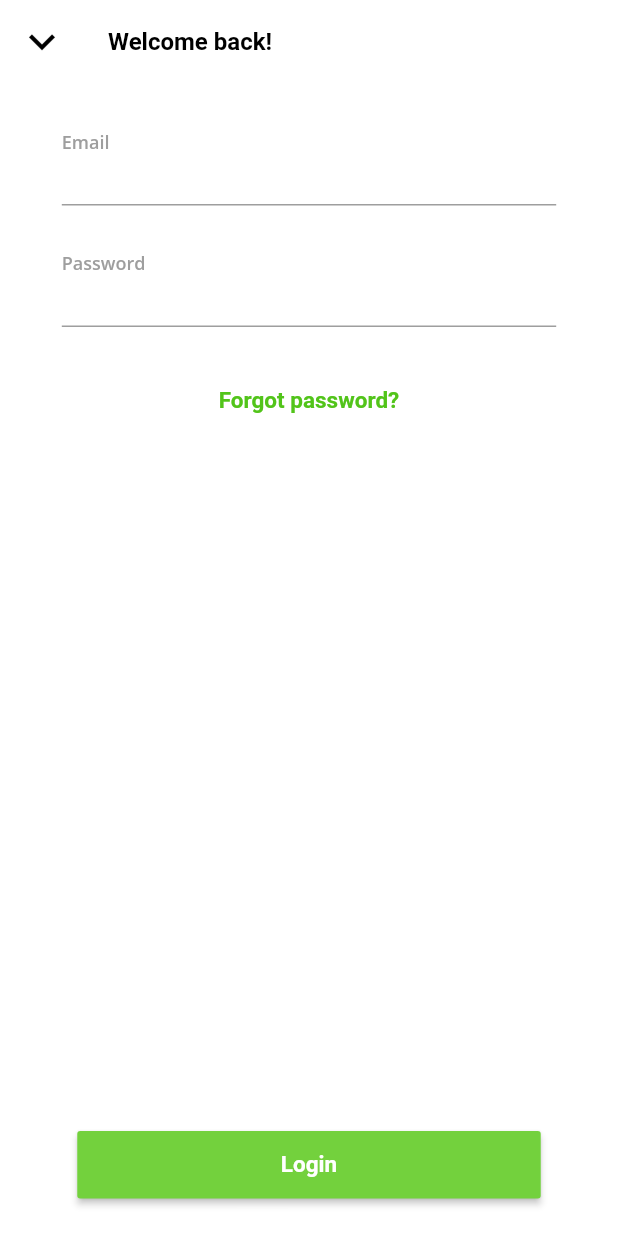
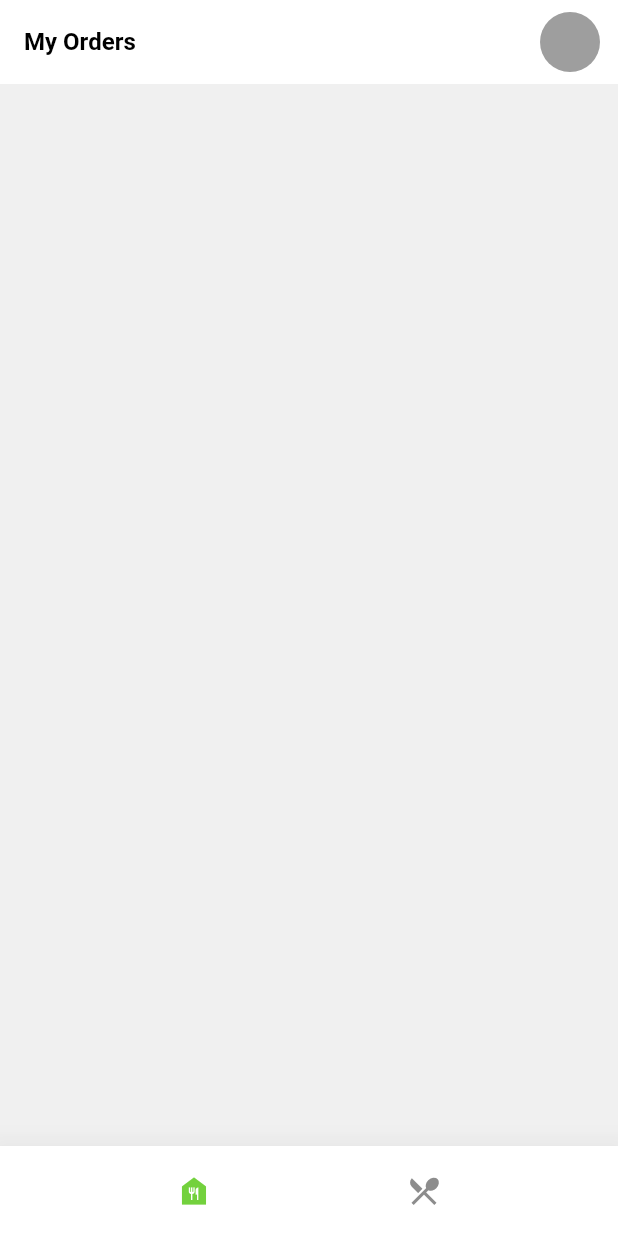
Before and after one commit to Dishin-app/Dishin, a Flutter app: the Login screen opened directly, after a tap on "Login", on a phone screen of 412 x 824 dp. Run offline on Flutter 3.47's test engine with Material 2 defaults, Android fonts, the phone set to English and light mode, and no system bars; our stand-ins replace google_fonts.

Commit message:
Ticket 9 completed ☠️

```diff
--- a/lib/screens/business/business_root.dart
+++ b/lib/screens/business/business_root.dart
@@ -0,0 +1,95 @@
+import 'package:dishinapp/screens/business/dishes/business_dishes.dart';
+import 'package:dishinapp/screens/business/orders/business_orders.dart';
+import 'package:dishinapp/utils/colors.dart';
+import 'package:flutter/material.dart';
+
+class BusinessRoot extends StatefulWidget {
+  @override
+  _BusinessRootState createState() => _BusinessRootState();
+}
+
+class _BusinessRootState extends State<BusinessRoot> {
+  //PageController
+  PageController pageController = PageController(initialPage: 0);
+  int pageIndex = 0;
+
+  //Variables
+  Color foodBankColor = dishinMainGreen;
+  Color ordersColor = bottomNavGray;
+
+  @override
+  void initState() {
+    super.initState();
+  }
+
+  @override
+  void dispose() {
+    //PageController
+    pageController.dispose();
+    super.dispose();
+  }
+
+  @override
+  Widget build(BuildContext context) {
+    return Scaffold(
+      backgroundColor: backgroundGray,
+      body: PageView(
+        controller: pageController,
+        physics: NeverScrollableScrollPhysics(),
+        children: <Widget>[BusinessOrders(), BusinessDishes()],
+      ),
+      bottomNavigationBar: BottomAppBar(
+        elevation: 20,
+        color: Colors.white,
+        child: Container(
+          height: 60,
+          child: Row(
+            mainAxisAlignment: MainAxisAlignment.spaceEvenly,
+            children: [
+              IconButton(
+                onPressed: () {
+                  changeTab(to: 0);
+                },
+                icon: Icon(
+                  Icons.food_bank,
+                  color: foodBankColor,
+                ),
+              ),
+              IconButton(
+                onPressed: () {
+                  changeTab(to: 1);
+                },
+                icon: Icon(
+                  Icons.local_dining,
+                  color: ordersColor,
+                ),
+              ),
+            ],
+          ),
+        ),
+      ),
+    );
+  }
+
+  //Functions
+  void changeTab({@required int to}) {
+    resetColors();
+    pageController.jumpToPage(to);
+
+    //Change color of icon
+    if (to == 0) {
+      setState(() {
+        foodBankColor = dishinMainGreen;
+      });
+    } else {
+      setState(() {
+        ordersColor = dishinMainGreen;
+      });
+    }
+  }
+
+  void resetColors() {
+    foodBankColor = bottomNavGray;
+    ordersColor = bottomNavGray;
+  }
+}
--- /dev/null
+++ b/lib/screens/business/orders/business_orders.dart
@@ -0,0 +1,42 @@
+import 'package:dishinapp/utils/colors.dart';
+import 'package:flutter/material.dart';
+import 'package:google_fonts/google_fonts.dart';
+
+class BusinessOrders extends StatefulWidget {
+  BusinessOrders({Key key}) : super(key: key);
+
+  @override
+  _BusinessOrdersState createState() => _BusinessOrdersState();
+}
+
+class _BusinessOrdersState extends State<BusinessOrders> {
+  @override
+  Widget build(BuildContext context) {
+    return Scaffold(
+      backgroundColor: backgroundGray,
+      body: CustomScrollView(
+        slivers: [
+          SliverAppBar(
+            pinned: true,
+            title: Text(
+              'My Orders',
+              style: GoogleFonts.roboto(
+                fontWeight: FontWeight.w600,
+                fontSize: 16,
+                color: Colors.black,
+              ),
+            ),
+            actions: [
+              Padding(
+                padding: EdgeInsets.only(right: 12.0),
+                child: CircleAvatar(
+                  backgroundColor: Colors.grey,
+                ),
+              )
+            ],
+          ),
+        ],
+      ),
+    );
+  }
+}
--- a/lib/screens/intro/login.dart
+++ b/lib/screens/intro/login.dart
@@ -3,6 +3,9 @@ import 'package:dishinapp/utils/colors.dart';
 import 'package:dishinapp/utils/device_size.dart';
 import 'package:flutter/material.dart';
 import 'package:google_fonts/google_fonts.dart';
+
+import '../../utils/navigation.dart';
+import '../business/business_root.dart';
 
 class Login extends StatefulWidget {
   @override
@@ -99,7 +102,12 @@ class _LoginState extends State<Login> {
                     width: DeviceSize().getWidth(context) * 0.75,
                     height: 45,
                     child: RaisedButton(
-                      onPressed: () {},
+                      onPressed: () {
+                        Navigation().segueToRoot(
+                            page: BusinessRoot(),
+                            context: context,
+                            fullScreen: true);
+                      },
                       color: dishinMainGreen,
                       child: Text(
                         'Login',
```
Also changed, not shown: lib/screens/business/dishes/business_dishes.dart (added, +42 -0 lines), pubspec.lock, 1 other file.
